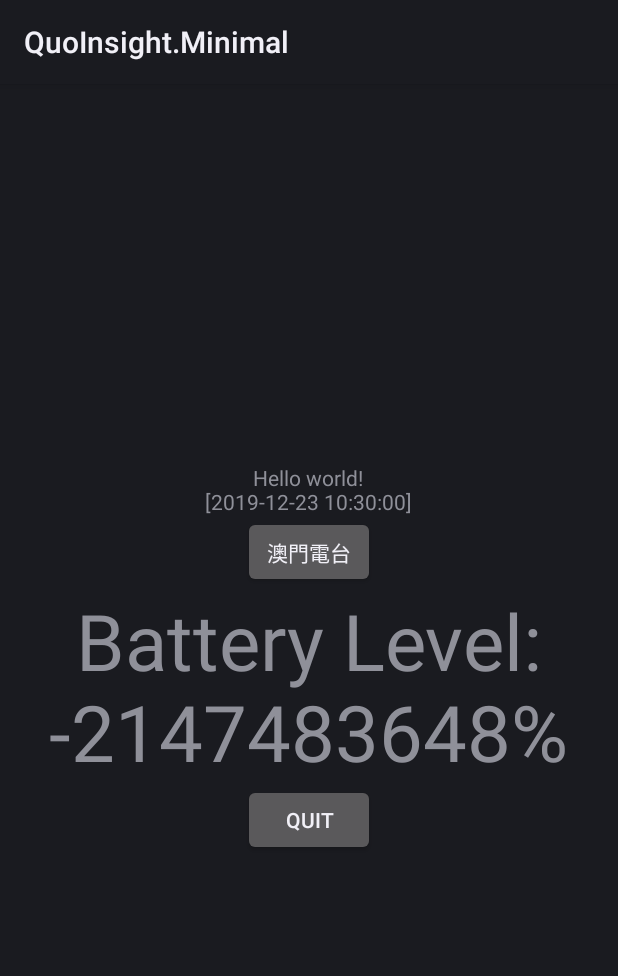
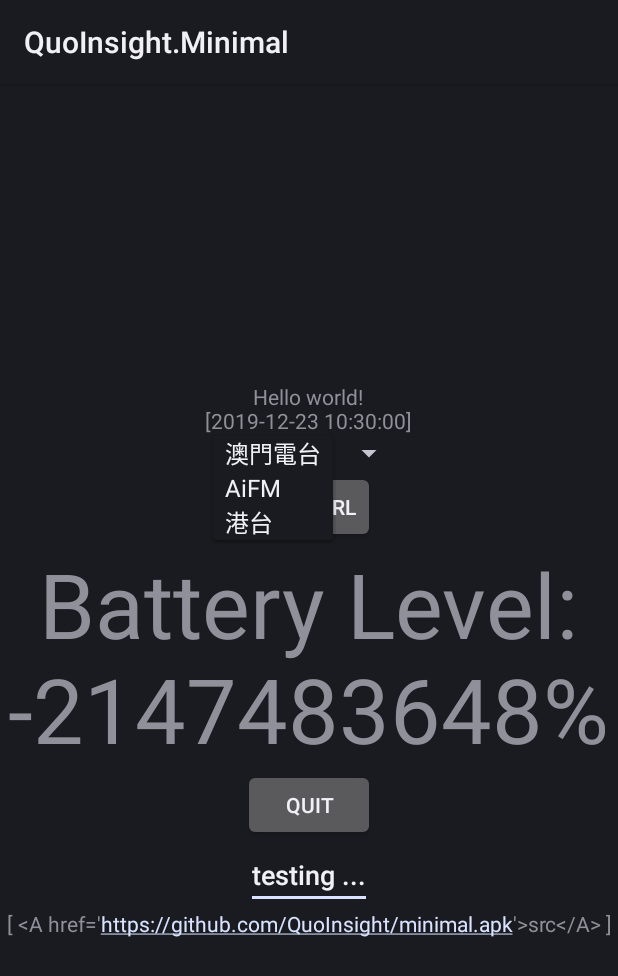
Before and after one commit to QuoInsight/minimal.apk, an Android app: the screen it shows after launch (MainActivity), after a tap on "澳門電台", on a phone screen of 412 x 824 dp. Shown: the top 976 px of the screen. Run offline under Robolectric (Android 15) with nearby library versions, the phone set to English and light mode, and no system bars.

Commit message:
Update MainActivity.java

```diff
--- a/src/main/java/com/quoinsight/minimal/MainActivity.java
+++ b/src/main/java/com/quoinsight/minimal/MainActivity.java
@@ -1,4 +1,7 @@
 package com.quoinsight.minimal;
+/*
+  # inspired by https://czak.pl/2016/01/13/minimal-android-project.html
+*/
 
 import android.app.Activity;
 import android.content.Intent;
@@ -7,11 +10,15 @@ import android.widget.TextView;
 import android.widget.Button;
 import android.widget.Toast;
 
+import android.widget.ArrayAdapter;
+import android.widget.Spinner;
+import android.widget.AdapterView;
+
+import android.widget.EditText;
+
 import android.widget.LinearLayout;
 import android.view.Gravity;
 import android.view.View;
-
-import android.os.BatteryManager;
 
 public class MainActivity extends Activity {
   @Override public void onCreate(android.os.Bundle savedInstanceState) {
@@ -25,16 +32,31 @@ public class MainActivity extends Activity {
       txt1.setGravity(Gravity.CENTER_HORIZONTAL);
       txt1.setText("Hello world!\n[" + sdf.format(new java.util.Date()) + "]");
 
-    BatteryManager bm = (BatteryManager)getSystemService(BATTERY_SERVICE);
-    int batLevel = bm.getIntProperty(BatteryManager.BATTERY_PROPERTY_CAPACITY);
+    Spinner spinner1 = new Spinner(this);
+      ArrayAdapter<String> adapter = new ArrayAdapter<String>(
+        this, android.R.layout.simple_spinner_item,
+        new String[] { "澳門電台", "AiFM", "港台" }
+      );
+      spinner1.setAdapter(adapter);
+      spinner1.setOnItemSelectedListener(new AdapterView.OnItemSelectedListener() {
+        @Override
+        public void onItemSelected(
+          AdapterView<?> parent, View view, int position, long id
+        ) {
+            // Log.v("item", (String) parent.getItemAtPosition(position));
+            Toast.makeText(MainActivity.this,
+              "selected item: " + (String)parent.getItemAtPosition(position),
+            Toast.LENGTH_LONG).show();  // .setDuration(int duration)
+        }
 
-    TextView txt2 = new TextView(this);
-      txt2.setGravity(Gravity.CENTER_HORIZONTAL);
-      txt2.setText("Battery Level:\n" + Integer.toString(batLevel) + "%");
-      txt2.setTextSize(android.util.TypedValue.COMPLEX_UNIT_SP, 52);
+        @Override
+        public void onNothingSelected(AdapterView<?> parent) {
+            // TODO Auto-generated method stub
+        }
+      });
 
     Button button1 = new Button(this);
-      button1.setText("澳門電台");
+      button1.setText("OpenUrl");
       button1.setOnClickListener(
         new View.OnClickListener() {
           public void onClick(View v) {
@@ -46,6 +68,14 @@ public class MainActivity extends Activity {
           }
         }
       );
+
+    android.os.BatteryManager bm = (android.os.BatteryManager)getSystemService(BATTERY_SERVICE);
+    int batLevel = bm.getIntProperty(android.os.BatteryManager.BATTERY_PROPERTY_CAPACITY);
+
+    TextView txt2 = new TextView(this);
+      txt2.setGravity(Gravity.CENTER_HORIZONTAL);
+      txt2.setText("Battery Level:\n" + Integer.toString(batLevel) + "%");
+      txt2.setTextSize(android.util.TypedValue.COMPLEX_UNIT_SP, 60);
 
     Button button9 = new Button(this);
       button9.setText("Quit");
@@ -64,6 +94,27 @@ public class MainActivity extends Activity {
         }
       );
 
+    EditText edit1 = new EditText(this);
+      edit1.setGravity(Gravity.CENTER_HORIZONTAL);
+      edit1.setText("testing ...");
+      edit1.setOnTouchListener(new View.OnTouchListener() {
+        @Override
+        public boolean onTouch(View view, android.view.MotionEvent motionEvent) {
+          view.getParent().requestDisallowInterceptTouchEvent(true);
+          switch (motionEvent.getAction() & android.view.MotionEvent.ACTION_MASK){
+            case android.view.MotionEvent.ACTION_UP:
+              view.getParent().requestDisallowInterceptTouchEvent(false);
+              break;
+          }
+          return false;
+        }
+      });
+
+    TextView txt9 = new TextView(this);
+      txt9.setGravity(Gravity.CENTER_HORIZONTAL);
+      txt9.setAutoLinkMask(android.text.util.Linkify.ALL);  txt9.setMovementMethod(android.text.method.LinkMovementMethod.getInstance());
+      txt9.setText("[ <A href='https://github.com/QuoInsight/minimal.apk'>src</A> ]");
+
     LinearLayout layout = new LinearLayout(this);
       layout.setGravity(Gravity.CENTER);  // Gravity.CENTER
       layout.setOrientation(LinearLayout.VERTICAL);
@@ -71,9 +122,12 @@ public class MainActivity extends Activity {
         LinearLayout.LayoutParams.WRAP_CONTENT, LinearLayout.LayoutParams.WRAP_CONTENT
       );
       layout.addView(txt1, params);
+      layout.addView(spinner1, params);
       layout.addView(button1, params);
       layout.addView(txt2, params);
       layout.addView(button9, params);
+      layout.addView(edit1, params);
+      layout.addView(txt9, params);
 
     setContentView(layout);
   }
```
